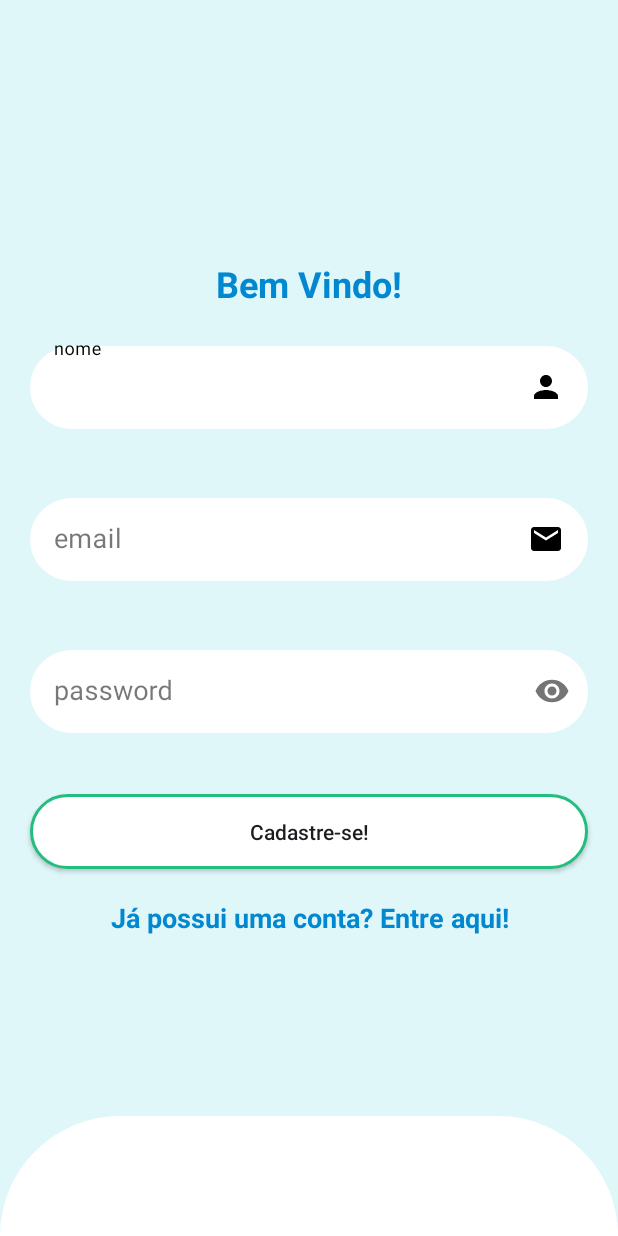
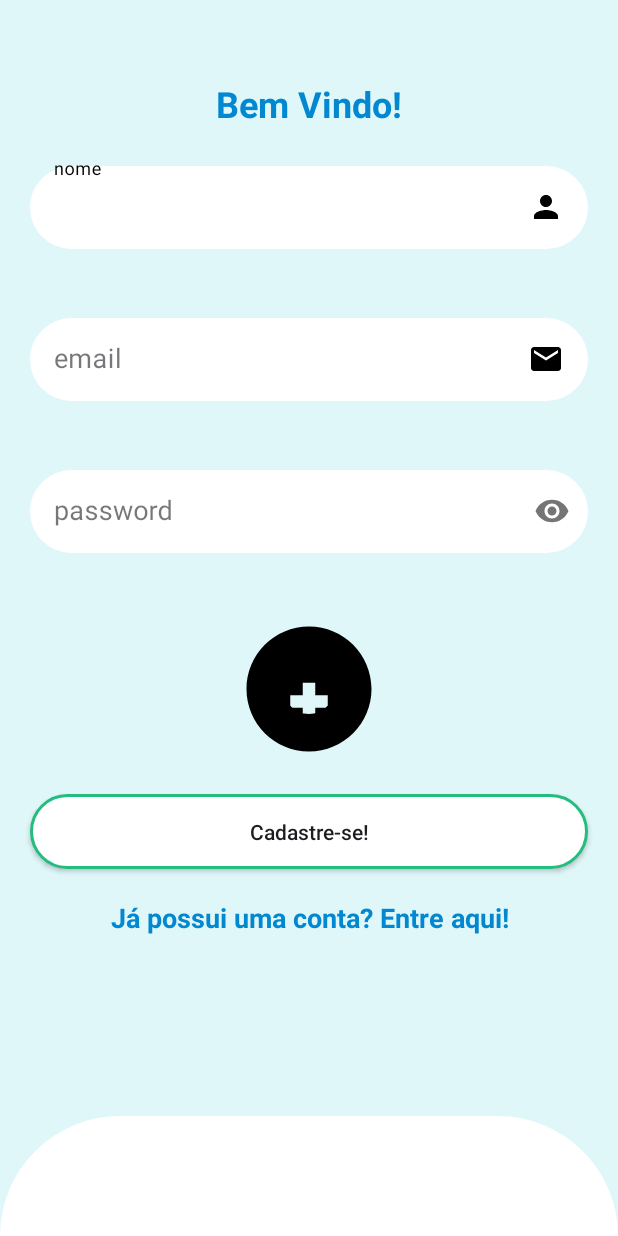
Before and after one commit to RobertoFORTs/Oficina-do-Bolo, an Android app: the layout activity_registrar_usuario.xml on its own in the app's theme, with its tools: preview values and no code run, on a phone screen of 412 x 824 dp. Run offline under Robolectric (Android 15) with nearby library versions, the phone set to English and light mode, and no system bars.

```diff
--- a/app/src/main/AndroidManifest.xml
+++ b/app/src/main/AndroidManifest.xml
@@ -1,6 +1,10 @@
 <?xml version="1.0" encoding="utf-8"?>
 <manifest xmlns:android="http://schemas.android.com/apk/res/android"
     xmlns:tools="http://schemas.android.com/tools">
+    <uses-permission android:name="android.permission.READ_MEDIA_IMAGES" />
+    <uses-permission android:name="android.permission.READ_MEDIA_VIDEO" />
+    <uses-permission android:name="android.permission.CAMERA"
+        tools:ignore="PermissionImpliesUnsupportedChromeOsHardware" />
 
     <application
         android:allowBackup="true"
--- /dev/null
+++ b/app/src/main/res/drawable/ic_add_photo.xml
@@ -0,0 +1,10 @@
+<?xml version="1.0" encoding="utf-8"?>
+<vector xmlns:android="http://schemas.android.com/apk/res/android"
+    android:width="24dp"
+    android:height="24dp"
+    android:viewportWidth="24"
+    android:viewportHeight="24">
+    <path
+        android:fillColor="#000000"
+        android:pathData="M12 2C6.48 2 2 6.48 2 12s4.48 10 10 10 10-4.48 10-10S17.52 2 12 2zm1 15h-2v-2H9v-2h2v-2h2v2h2v2h-2v2zm-1-11C7.47 6 4 9.47 4 12s3.47 6 8 6 8-3.47 8-6-3.47-6-8-6zm0 10c-2.21 0-4-1.79-4-4s1.79-4 4-4 4 1.79 4 4-1.79 4-4 4z"/>
+</vector>
--- a/app/src/main/res/layout/activity_registrar_usuario.xml
+++ b/app/src/main/res/layout/activity_registrar_usuario.xml
@@ -13,7 +13,6 @@
         android:background="@color/light_blue_background"
         tools:context=".activities.usuario.CriarUsuarioActivity">
 
-        <!-- Título "Seja Bem Vindo" centralizado -->
         <TextView
             android:id="@+id/txtWelcome"
             android:layout_width="wrap_content"
@@ -129,6 +128,17 @@
 
         </com.google.android.material.textfield.TextInputLayout>
 
+        <ImageView
+            android:id="@+id/imageViewFoto"
+            android:layout_width="100dp"
+            android:layout_height="100dp"
+            android:layout_marginTop="20dp"
+            app:layout_constraintTop_toBottomOf="@id/txtInputLayoutSenha"
+            app:layout_constraintStart_toStartOf="parent"
+            app:layout_constraintEnd_toEndOf="parent"
+            android:contentDescription="Selecionar foto"
+            android:src="@drawable/ic_add_photo" />
+
         <androidx.appcompat.widget.AppCompatButton
             android:id="@+id/btRegistrar"
             android:layout_width="match_parent"
@@ -138,7 +148,7 @@
             android:padding="15dp"
             android:background="@drawable/background_btn_selector"
             android:enabled="true"
-            app:layout_constraintTop_toBottomOf="@id/txtInputLayoutSenha"
+            app:layout_constraintTop_toBottomOf="@id/imageViewFoto"
             app:layout_constraintStart_toStartOf="parent"
             app:layout_constraintEnd_toEndOf="parent"
             android:layout_marginTop="20dp"
```
Also changed, not shown: app/src/main/java/com/example/oficinadobolo/entities/Usuario.java (+8 -1 lines), app/src/main/java/com/example/oficinadobolo/utils/ImageUtils.java (added, +41 -0 lines), app/src/main/java/com/example/oficinadobolo/utils/PermissionManager.java (added, +76 -0 lines), app/src/main/java/com/example/oficinadobolo/view/RegistrarUsuarioActivity.java (+119 -8 lines).
